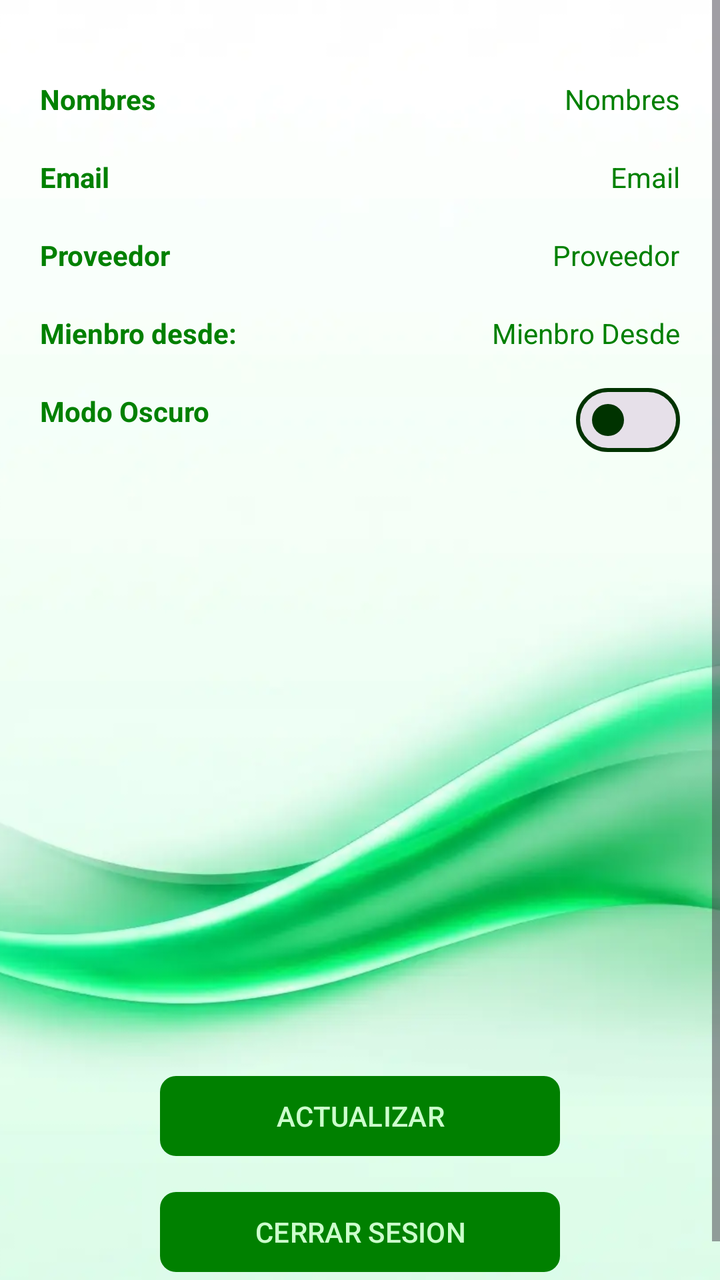
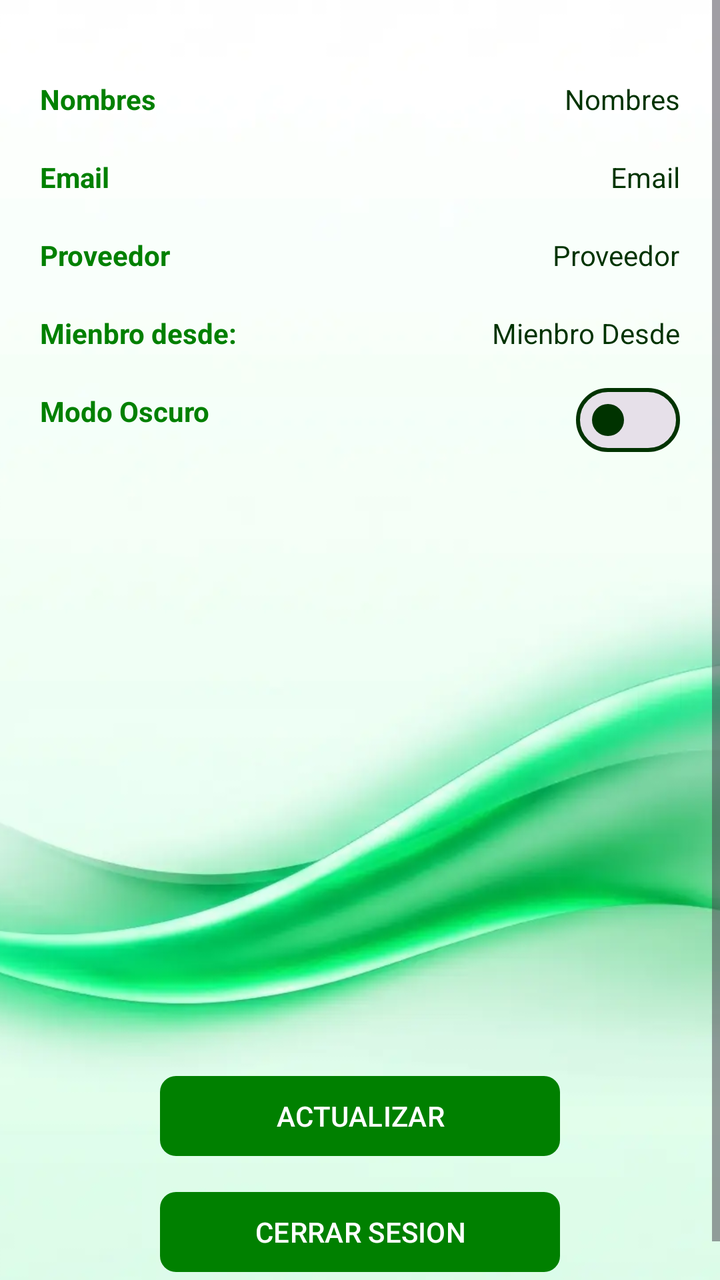

Screens rendered from an Android XML layout before and after an edit, with the pre-edit source and the edit as a unified diff.
<!-- AndroidManifest.xml: application theme Theme.MyLittleFinanControl -->
<!-- res/layout/fragment_perfil.xml -->
<?xml version="1.0" encoding="utf-8"?>
<androidx.constraintlayout.widget.ConstraintLayout
    xmlns:android="http://schemas.android.com/apk/res/android"
    xmlns:app="http://schemas.android.com/apk/res-auto"
    android:layout_width="match_parent"
    android:layout_height="match_parent">

    <ImageView
        android:id="@+id/imagenFondo"
        android:layout_width="0dp"
        android:layout_height="0dp"
        android:src="@drawable/background_1"
        android:scaleType="centerCrop"
        app:layout_constraintTop_toTopOf="parent"
        app:layout_constraintBottom_toBottomOf="parent"
        app:layout_constraintStart_toStartOf="parent"
        app:layout_constraintEnd_toEndOf="parent" />

    <ScrollView xmlns:android="http://schemas.android.com/apk/res/android"
        xmlns:app="http://schemas.android.com/apk/res-auto"
        xmlns:tools="http://schemas.android.com/tools"
        android:layout_width="match_parent"
        android:layout_height="match_parent"
        tools:context=".Fragmentos.FragmentPerfil">

        <RelativeLayout
            android:id="@+id/rel_end"
            android:layout_width="match_parent"
            android:layout_height="wrap_content"
            android:paddingTop="40dp"
            android:paddingBottom="20dp">

            
            <TextView
                android:id="@+id/txt_nombre"
                android:layout_width="wrap_content"
                android:layout_height="wrap_content"
                android:layout_marginStart="20dp"
                android:text="@string/txt_nombre"
                android:textColor="?attr/colorPrimary"
                android:textStyle="bold" />

            <TextView
                android:id="@+id/tv_nombres"
                android:layout_width="wrap_content"
                android:layout_height="wrap_content"
                android:layout_alignParentEnd="true"
                android:layout_marginEnd="20dp"
                android:textColor="?attr/colorPrimary"
                android:text="@string/tv_nombres" />

            
            <TextView
                android:id="@+id/txt_email"
                android:layout_width="wrap_content"
                android:layout_height="wrap_content"
                android:layout_below="@+id/tv_nombres"
                android:layout_marginStart="20dp"
                android:layout_marginTop="20dp"
                android:text="@string/txt_email"
                android:textColor="?attr/colorPrimary"
                android:textStyle="bold" />

            <TextView
                android:id="@+id/tv_email"
                android:layout_width="wrap_content"
                android:layout_height="wrap_content"
                android:layout_below="@+id/tv_nombres"
                android:layout_alignParentEnd="true"
                android:layout_marginEnd="20dp"
                android:textColor="?attr/colorPrimary"
                android:layout_marginTop="20dp"
                android:text="@string/tv_email" />

            
            <TextView
                android:id="@+id/txt_proveedor"
                android:layout_width="wrap_content"
                android:layout_height="wrap_content"
                android:layout_below="@+id/tv_email"
                android:layout_marginStart="20dp"
                android:layout_marginTop="20dp"
                android:text="@string/txt_proveedor"
                android:textColor="?attr/colorPrimary"
                android:textStyle="bold" />

            <TextView
                android:id="@+id/tv_proveedor"
                android:layout_width="wrap_content"
                android:layout_height="wrap_content"
                android:layout_below="@+id/tv_email"
                android:layout_alignParentEnd="true"
                android:layout_marginEnd="20dp"
                android:textColor="?attr/colorPrimary"
                android:layout_marginTop="20dp"
                android:text="@string/tv_proveedor" />

            
            <TextView
                android:id="@+id/txt_mienbro_Desde"
                android:layout_width="wrap_content"
                android:layout_height="wrap_content"
                android:layout_below="@+id/txt_proveedor"
                android:layout_marginStart="20dp"
                android:layout_marginTop="20dp"
                android:text="@string/txt_mienbro_Desde"
                android:textColor="?attr/colorPrimary"
                android:textStyle="bold" />

            <TextView
                android:id="@+id/tv_mienbro_Desde"
                android:layout_width="wrap_content"
                android:layout_height="wrap_content"
                android:layout_below="@+id/tv_proveedor"
                android:layout_alignParentEnd="true"
                android:layout_marginEnd="20dp"
                android:textColor="?attr/colorPrimary"
                android:layout_marginTop="20dp"
                android:text="@string/tv_mienbro_Desde" />

            
            <TextView
                android:id="@+id/txt_tema_label"
                android:layout_width="wrap_content"
                android:layout_height="wrap_content"
                android:layout_below="@+id/tv_mienbro_Desde"
                android:layout_marginStart="20dp"
                android:layout_marginTop="20dp"
                android:text="@string/txt_tema_oscuro"
                android:textColor="?attr/colorPrimary"
                android:textStyle="bold" />

            <com.google.android.material.materialswitch.MaterialSwitch
                android:id="@+id/sw_tema"
                android:layout_width="wrap_content"
                android:layout_height="wrap_content"
                android:layout_below="@+id/tv_mienbro_Desde"
                android:layout_alignParentEnd="true"
                android:layout_marginEnd="20dp"
                android:layout_marginTop="10dp" />

            <com.google.android.material.button.MaterialButton
                android:id="@+id/btnActualizar"
                android:layout_width="200dp"
                android:layout_height="wrap_content"
                android:layout_below="@id/sw_tema"
                android:layout_centerHorizontal="true"
                android:layout_marginTop="300dp"
                android:text="@string/btnActualizar"
                android:textAllCaps="true"
                android:textSize="14sp"
                app:backgroundTint="?attr/colorPrimary"
                app:cornerRadius="8dp" />

            <com.google.android.material.button.MaterialButton
                android:id="@+id/btn_logout"
                android:layout_width="200dp"
                android:layout_height="wrap_content"
                android:layout_below="@id/btnActualizar"
                android:layout_centerHorizontal="true"
                android:layout_marginTop="10dp"
                android:text="@string/btn_logout"
                android:textAllCaps="true"
                android:textSize="14sp"
                app:backgroundTint="?attr/colorPrimary"
                app:cornerRadius="8dp" />

        </RelativeLayout>
    </ScrollView>
</androidx.constraintlayout.widget.ConstraintLayout>
<!-- resources referenced by this layout -->
<resources>
  <!-- drawable background_1: webp bitmap (drawable, 18726 bytes) -->
  <string name="btnActualizar">Actualizar</string>
  <string name="btn_logout">Cerrar Sesion</string>
  <string name="tv_email">Email</string>
  <string name="tv_mienbro_Desde">Mienbro Desde</string>
  <string name="tv_nombres">Nombres</string>
  <string name="tv_proveedor">Proveedor</string>
  <string name="txt_email">Email</string>
  <string name="txt_mienbro_Desde">Mienbro desde:</string>
  <string name="txt_nombre">Nombres</string>
  <string name="txt_proveedor">Proveedor</string>
  <string name="txt_tema_oscuro">Modo Oscuro</string>
  <style name="Theme.MyLittleFinanControl" parent="Base.Theme.MyLittleFinanControl" />
  <style name="Base.Theme.MyLittleFinanControl" parent="Theme.Material3.DayNight.NoActionBar">
          
  
          <item name="colorPrimary">@color/verde_oscuro</item>
  
          <item name="colorOnPrimary">@color/verde_claro</item>
  
  
          <item name="colorPrimaryContainer">@color/verde_transparente</item>
          <item name="colorOnPrimaryContainer">@color/verde_negro</item>
  
  
          <item name="colorSecondary">@color/white</item>
  
          <item name="colorOnSecondary">@color/secondary</item>
  
  
          <item name="colorOutline">@color/verde_negro</item>
  
  
          <item name="colorOnSurface">@color/verde_negro</item>
  
          
          <item name="android:windowBackground">@color/background_light</item>
          <item name="colorSurface">@color/verde_transparente</item>
  
          <item name="colorError">@color/accent_alerta</item>
  
          <item name="colorOnError">@color/accent_alerta</item>
  
          
          <item name="android:statusBarColor">@color/background_light</item>
          <item name="android:windowLightStatusBar">true</item>
      </style>
  <color name="verde_oscuro">#008000</color>
  <color name="verde_claro">#CCFFCC</color>
  <color name="verde_transparente">#5FCCFFCC</color>
  <color name="verde_negro">#003300</color>
  <color name="white">#CCFFCC</color>
  <color name="secondary">#33FF00</color>
  <color name="background_light">#CCFFCC</color>
  <color name="accent_alerta">#FF7878</color>
</resources>

<!-- the commit's change to res/layout/fragment_perfil.xml (unified diff, before → after) -->
@@ -46,7 +46,7 @@
                 android:layout_height="wrap_content"
                 android:layout_alignParentEnd="true"
                 android:layout_marginEnd="20dp"
-                android:textColor="?attr/colorPrimary"
+                android:textColor="?attr/colorOnSurface"
                 android:text="@string/tv_nombres" />
 
             
@@ -68,7 +68,7 @@
                 android:layout_below="@+id/tv_nombres"
                 android:layout_alignParentEnd="true"
                 android:layout_marginEnd="20dp"
-                android:textColor="?attr/colorPrimary"
+                android:textColor="?attr/colorOnSurface"
                 android:layout_marginTop="20dp"
                 android:text="@string/tv_email" />
 
@@ -91,7 +91,7 @@
                 android:layout_below="@+id/tv_email"
                 android:layout_alignParentEnd="true"
                 android:layout_marginEnd="20dp"
-                android:textColor="?attr/colorPrimary"
+                android:textColor="?attr/colorOnSurface"
                 android:layout_marginTop="20dp"
                 android:text="@string/tv_proveedor" />
 
@@ -114,7 +114,7 @@
                 android:layout_below="@+id/tv_proveedor"
                 android:layout_alignParentEnd="true"
                 android:layout_marginEnd="20dp"
-                android:textColor="?attr/colorPrimary"
+                android:textColor="?attr/colorOnSurface"
                 android:layout_marginTop="20dp"
                 android:text="@string/tv_mienbro_Desde" />
 
<!-- resource entries referenced after the edit -->
@@ -14,46 +14,62 @@
   <string name="txt_tema_oscuro">Modo Oscuro</string>
   <style name="Theme.MyLittleFinanControl" parent="Base.Theme.MyLittleFinanControl" />
   <style name="Base.Theme.MyLittleFinanControl" parent="Theme.Material3.DayNight.NoActionBar">
+  
           
+          <item name="colorPrimary">@color/verde_oscuro</item>
+          
+          <item name="colorOnPrimary">@android:color/white</item>
   
-          <item name="colorPrimary">@color/verde_oscuro</item>
-  
-          <item name="colorOnPrimary">@color/verde_claro</item>
-  
-  
-          <item name="colorPrimaryContainer">@color/verde_transparente</item>
+          
+          <item name="colorPrimaryContainer">@color/verde_claro</item>
+          
           <item name="colorOnPrimaryContainer">@color/verde_negro</item>
   
+          
+          <item name="colorSecondary">@color/verde</item>
+          
+          <item name="colorOnSecondary">@color/verde_negro</item>
   
-          <item name="colorSecondary">@color/white</item>
+          
+          <item name="colorSecondaryContainer">@color/verde_transparente</item>
+          <item name="colorOnSecondaryContainer">@color/verde_negro</item>
   
-          <item name="colorOnSecondary">@color/secondary</item>
+          
+          <item name="colorTertiary">@color/verde_blanco_transparente</item>
+          <item name="colorOnTertiary">@color/verde_negro</item>
   
-  
+          
           <item name="colorOutline">@color/verde_negro</item>
   
-  
+          
           <item name="colorOnSurface">@color/verde_negro</item>
   
           
-          <item name="android:windowBackground">@color/background_light</item>
-          <item name="colorSurface">@color/verde_transparente</item>
-  
-          <item name="colorError">@color/accent_alerta</item>
-  
-          <item name="colorOnError">@color/accent_alerta</item>
+          
+          <item name="android:windowBackground">@android:color/white</item>
+          
+          <item name="colorSurface">@color/verde_blanco_transparente</item>
   
           
-          <item name="android:statusBarColor">@color/background_light</item>
+          <item name="colorError">@color/rojo_alerta</item>
+          <item name="colorOnError">@color/rojo_transparente</item>
+  
+          
+          <item name="android:statusBarColor">@android:color/white</item>
           <item name="android:windowLightStatusBar">true</item>
+  
+          
+          <item name="colorSurfaceVariant">#E0E0E0</item>
+          <item name="colorOnSurfaceVariant">#49454F</item>
+  
       </style>
   <color name="verde_oscuro">#008000</color>
   <color name="verde_claro">#CCFFCC</color>
   <color name="verde_transparente">#5FCCFFCC</color>
+  <color name="verde_blanco_transparente">#D3F6FFF6</color>
+  <color name="rojo_alerta">#FF6666</color>
+  <color name="rojo_transparente">#7BF69F9F</color>
   <color name="verde_negro">#003300</color>
-  <color name="white">#CCFFCC</color>
-  <color name="secondary">#33FF00</color>
-  <color name="background_light">#CCFFCC</color>
-  <color name="accent_alerta">#FF7878</color>
+  <color name="verde">#00C292</color>
 </resources>
 
